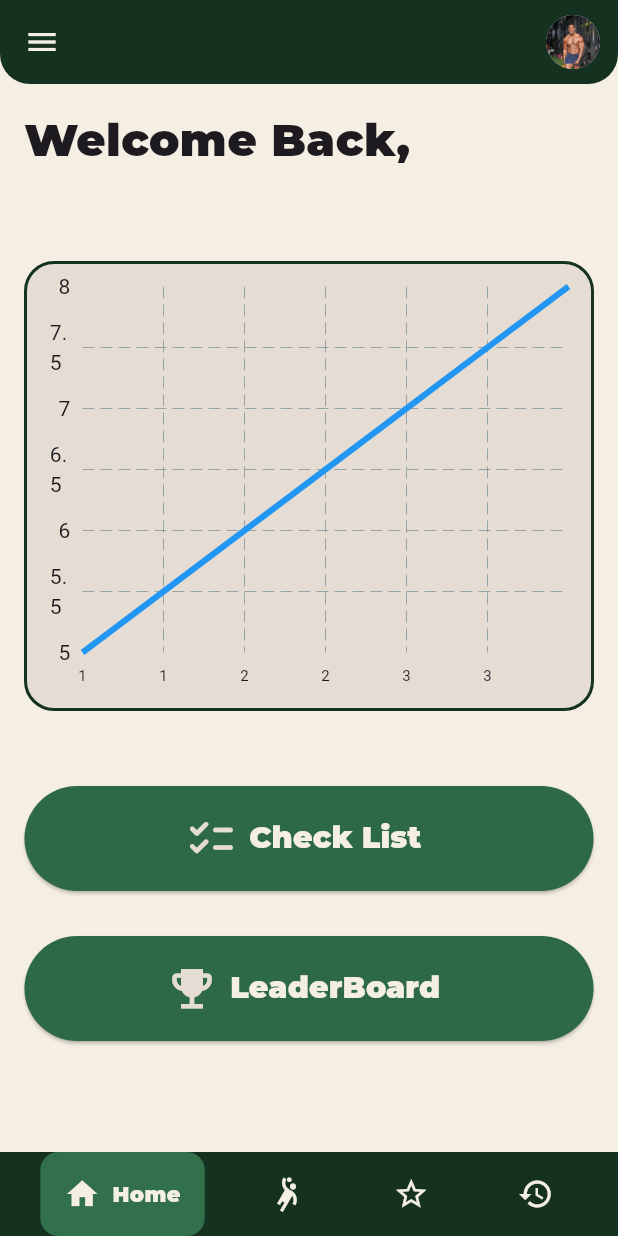
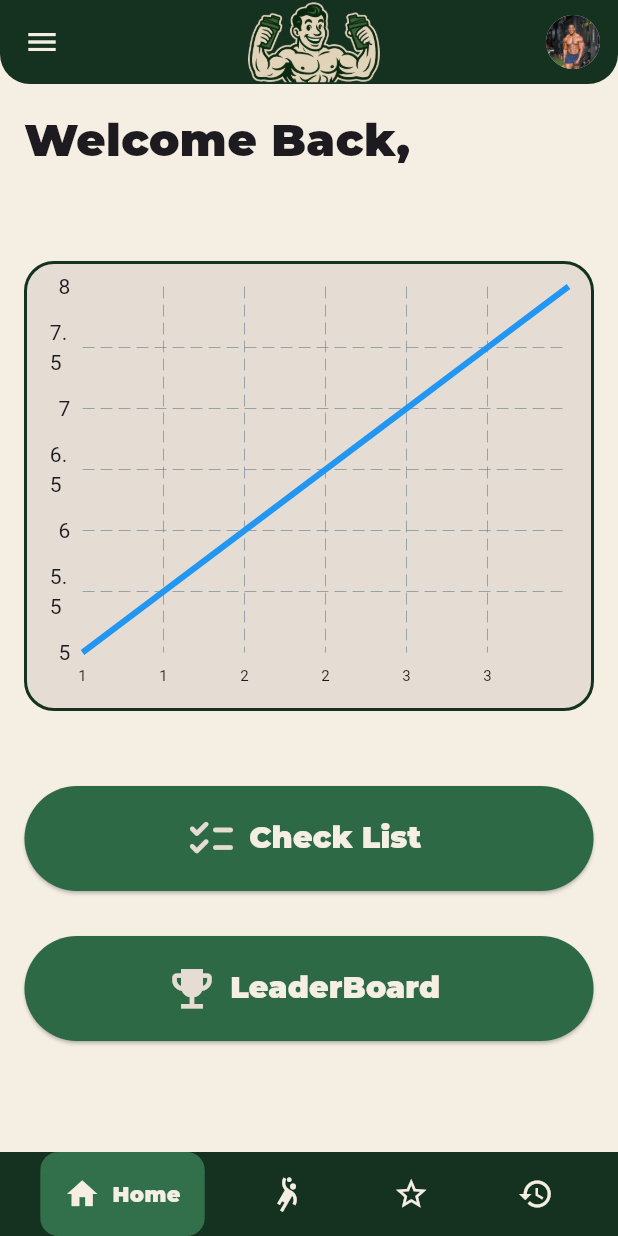
Before and after one commit to marcsaffold17/GetFitApp, a Flutter app: the MyHomePage screen opened directly, on a phone screen of 412 x 824 dp. Run offline on Flutter 3.47's test engine with Material 3 defaults, Android fonts, the phone set to English and light mode, and no system bars; drawn by our look-alikes of fl_chart, google_nav_bar; our stand-ins replace cloud_firestore, firebase_core, firebase_storage, image_picker, shared_preferences; accounts and stored records are empty.

Commit message:
Put Icon on appbar

```diff
--- a/get_fit_app/lib/view/HomePage.dart
+++ b/get_fit_app/lib/view/HomePage.dart
@@ -220,6 +220,14 @@ class _MyHomePageState extends State<MyHomePage> {
         backgroundColor: Color.fromARGB(255, 20, 50, 31),
         actions: [
           Padding(
+            padding: const EdgeInsets.only(right: 104),
+            child: Image.asset(
+              'assets/images/MachoMuscleMania.png',
+              height: 300,
+              width: 100,
+            ),
+          ),
+          Padding(
             padding: const EdgeInsets.only(right: 12),
             child: GestureDetector(
               onTap: () async {
--- a/get_fit_app/lib/view/login_view.dart
+++ b/get_fit_app/lib/view/login_view.dart
@@ -32,13 +32,14 @@ class LoginButtonPage extends StatelessWidget {
                   width: 400,
                 ),
                 RichText(
+                  textAlign: TextAlign.center,
                   text: TextSpan(
                     style: TextStyle(
                       fontFamily: 'MontserratB',
                       fontSize: 80,
                       color: const Color.fromARGB(255, 244, 238, 227),
                     ),
-                    children: const <TextSpan>[TextSpan(text: 'Get FIT')],
+                    children: const <TextSpan>[TextSpan(text: 'BEAST Mode')],
                   ),
                 ),
                 const Divider(
```
